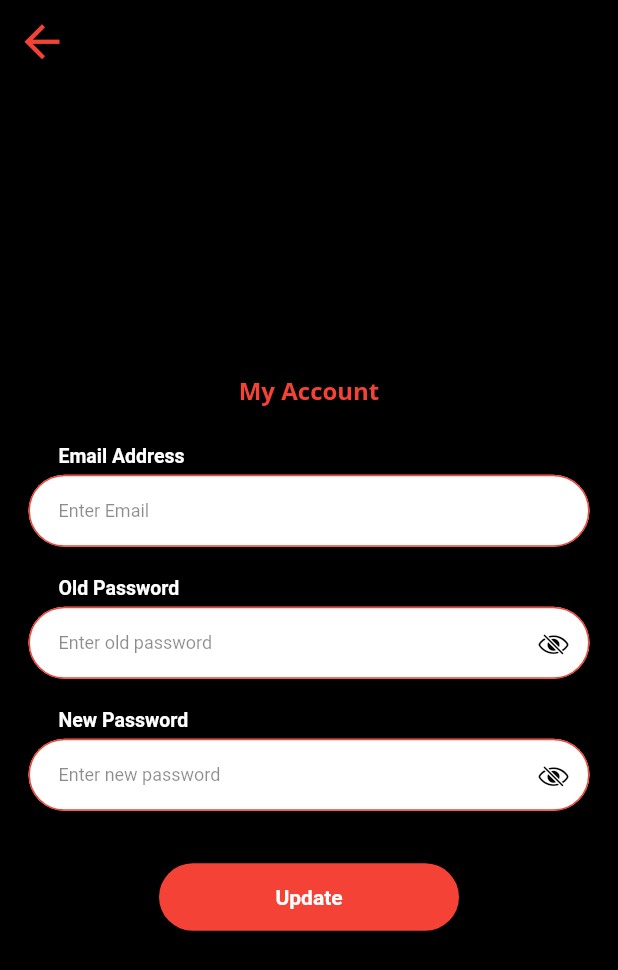
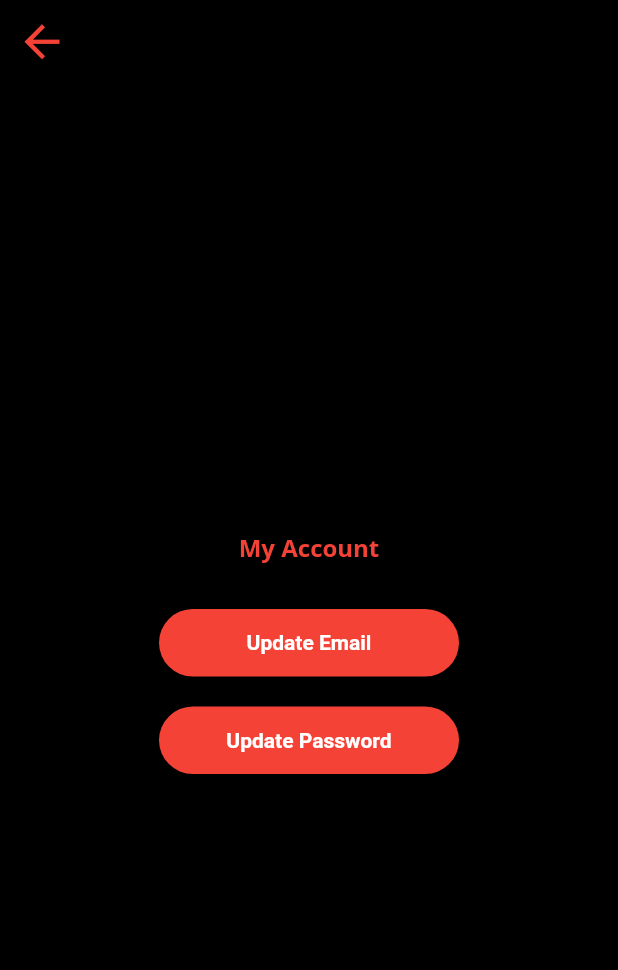
Before and after one commit to AaronRamirez05/Powerlifting-App, a Flutter app: the AccountScreen screen opened directly, on a phone screen of 412 x 824 dp. Shown: the top 970 px of the screen. Run offline on Flutter 3.47's test engine with Material 2 defaults, Android fonts, the phone set to English and light mode, and no system bars; our stand-ins replace camera, cloud_firestore, email_validator, firebase_auth, firebase_core, flutter_spinkit and 4 more; missing offline and left inert: mysql1, youtube_data_api, youtube_explode_dart; accounts and stored records are empty.

Commit message:
Updated UI for the Account screen

```diff
--- a/powerlifting_app/lib/screens/Home Screen/myaccount_screen.dart
+++ b/powerlifting_app/lib/screens/Home Screen/myaccount_screen.dart
@@ -1,86 +1,15 @@
 import 'package:firebase_auth/firebase_auth.dart';
-import 'package:flutter/cupertino.dart';
 import 'package:flutter/material.dart';
 import 'package:powerlifting_app/Common/common_widgets/custom_button.dart';
 import 'package:powerlifting_app/screens/Home Screen/home_screen.dart';
+import 'package:powerlifting_app/screens/Home%20Screen/update_email_screen.dart';
+import 'package:powerlifting_app/screens/Home%20Screen/update_password_screen.dart';
+import '../../../Common/common_widgets/custom_text_fields.dart';
+import '../../../Common/common_widgets/validator.dart';
+import '../../../utils/Utils.dart';
 
-import '../../Common/common_widgets/custom_text_fields.dart';
-import '../../Common/common_widgets/validator.dart';
-import '../../utils/Utils.dart';
-
-class AccountScreen extends StatefulWidget {
+class AccountScreen extends StatelessWidget {
   const AccountScreen({Key? key}) : super(key: key);
-
-  @override
-  Account createState() => Account();
-}
-
-class Account extends State<AccountScreen> {
-  final emailController = TextEditingController();
-  final passController = TextEditingController();
-  final oldController = TextEditingController();
-  bool isLoading = false;
-  bool passObscure=true;
-  bool passObscure2=true;
-
-  final formKey = GlobalKey<FormState>();
-  final user = FirebaseAuth.instance.currentUser!;
-@override
-  void initState() {
-emailController.text=user.email!;
-super.initState();
-  }
-
-  @override
-  void dispose() {
-    emailController.dispose();
-    passController.dispose();
-    oldController.dispose();
-    super.dispose();
-  }
-
-  update() async {
-    FocusManager.instance.primaryFocus!.unfocus();
-    if (formKey.currentState!.validate()) {
-    setState(() {
-        isLoading = true;
-      });
-      bool success = await updateEmailAndPassword(
-          currentPassword: oldController.text.trim(),
-          newPassword: passController.text.trim(),
-          email: emailController.text.trim());
-
-      setState(() {
-        isLoading = false;
-      });
-      if(success){
-        Utils.showToast(msg: "Email and Password Updated successfully");
-      }
-
-    }
-  }
-
-  Future<bool> updateEmailAndPassword(
-      {required String currentPassword,
-      required String newPassword,
-      required String email}) async {
-    final FirebaseAuth _auth = FirebaseAuth.instance;
-    try {
-      var user = _auth.currentUser!;
-      var credentials = EmailAuthProvider.credential(
-          email: _auth.currentUser!.email!, password: currentPassword);
-      await user.reauthenticateWithCredential(credentials);
-      await _auth.currentUser!.updatePassword(newPassword);
-      await _auth.currentUser!.updateEmail(email);
-      return true;
-    } on FirebaseAuthException catch (e, stackTrace) {
-      Utils.showSnackBar(e.message);
-      return false;
-    } catch (e, stackTrace) {
-      Utils.showSnackBar(e.toString());
-      return false;
-    }
-  }
 
   @override
   Widget build(BuildContext context) {
@@ -109,10 +38,6 @@ super.initState();
               child: Column(
                 mainAxisAlignment: MainAxisAlignment.center,
                 children: <Widget>[
-                  Form(
-                    key: formKey,
-                    child: Column(
-                      children: [
                   Container(
                     child: Text(
                       "My Account",
@@ -123,86 +48,26 @@ super.initState();
                     ),
                   ),
                   SizedBox(
-                          height: 15,
+                    height: 20,
                   ),
-                        CustomTextField(
-                          controller: emailController,
-                          hintText: 'Enter Email',
-                          label: 'Email Address',
-                          validatorFn: emailValidator,
-                        ),
-                        CustomTextField(
-                          controller: oldController,
-                          hintText: 'Enter old password',
-                          label: 'Old Password',
-                          validatorFn: sectionValidator,
-                          obscure: passObscure,
-                          tailingIcon: passObscure == false
-                              ? InkWell(
-                              onTap: () {
-                                setState(() {
-                                  passObscure = !passObscure;
-                                });
+
+                  CustomButton(
+                    onPressed: () {
+                      Navigator.of(context).push(MaterialPageRoute(
+                          builder: (context) => UpdateEmailScreen()));
                     },
-                              child: Icon(
-                                CupertinoIcons.eye,
-                                color:Colors.black45,
-                                size: 20,
-                              ))
-                              : InkWell(
-                              onTap: () {
-                                setState(() {
-                                  passObscure = !passObscure;
-                                });
-                              },
-                              child: Icon(
-                                CupertinoIcons.eye_slash,
-                                color:Colors.black,
-                                size: 20,
-                              )),
-                        ),
-                        CustomTextField(
-                          controller: passController,
-                          hintText: 'Enter new password',
-                          label: 'New Password',
-                          validatorFn: passValidator,
-                          obscure: passObscure2,
-                          tailingIcon: passObscure2 == false
-                              ? InkWell(
-                              onTap: () {
-                                setState(() {
-                                  passObscure2 = !passObscure2;
-                                });
-                              },
-                              child: Icon(
-                                CupertinoIcons.eye,
-                                color:Colors.black45,
-                                size: 20,
-                              ))
-                              : InkWell(
-                              onTap: () {
-                                setState(() {
-                                  passObscure2= !passObscure2;
-                                });
-                              },
-                              child: Icon(
-                                CupertinoIcons.eye_slash,
-                                color:Colors.black,
-                                size: 20,
-                              )),
-                        ),
-                        SizedBox(
-                          height: 15,
+                    buttonText: "Update Email",
+                    buttonWidth: 200,
+                    backColor: Colors.red,
                   ),
                   CustomButton(
-                          onPressed: update,
-                          buttonText: "Update",
+                    onPressed: () {
+                      Navigator.of(context).push(MaterialPageRoute(
+                          builder: (context) =>  UpdatePasswordScreen()));
+                    },
+                    buttonText: "Update Password",
                     buttonWidth: 200,
-                          isLoading: isLoading,
                     backColor: Colors.red,
-                        )
-                      ],
-                    ),
                   ),
                 ],
               ),
```
Also changed, not shown: powerlifting_app/lib/screens/Home Screen/update_email_screen.dart (added, +135 -0 lines), powerlifting_app/lib/screens/Home Screen/update_password_screen.dart (added, +197 -0 lines). Lines whose indentation alone changed are shown as unchanged.
